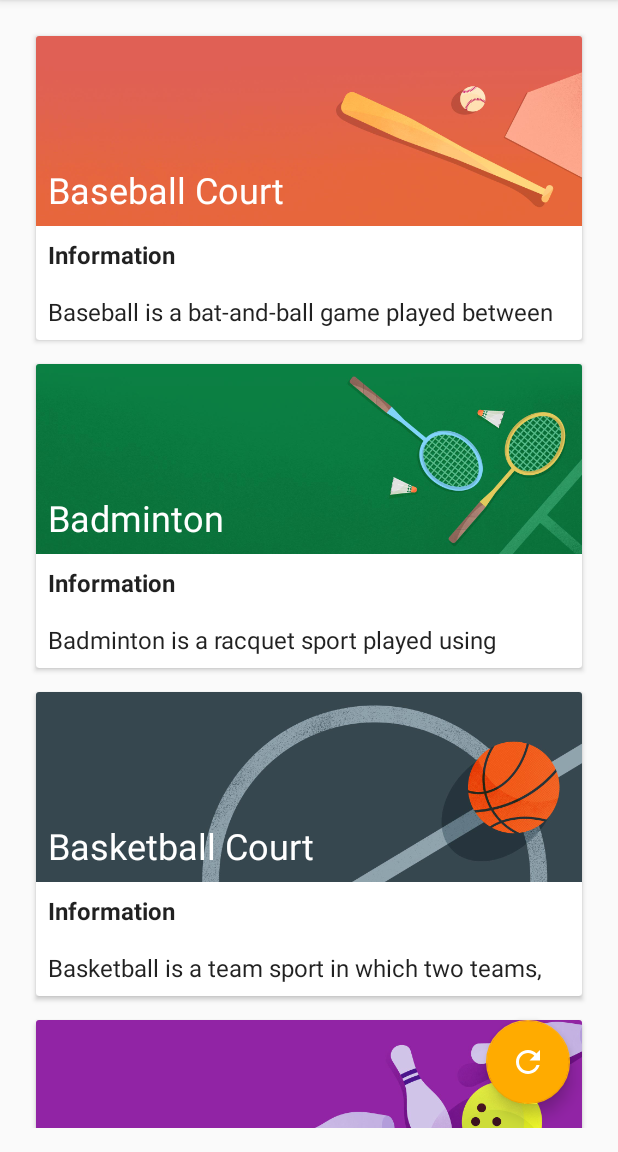
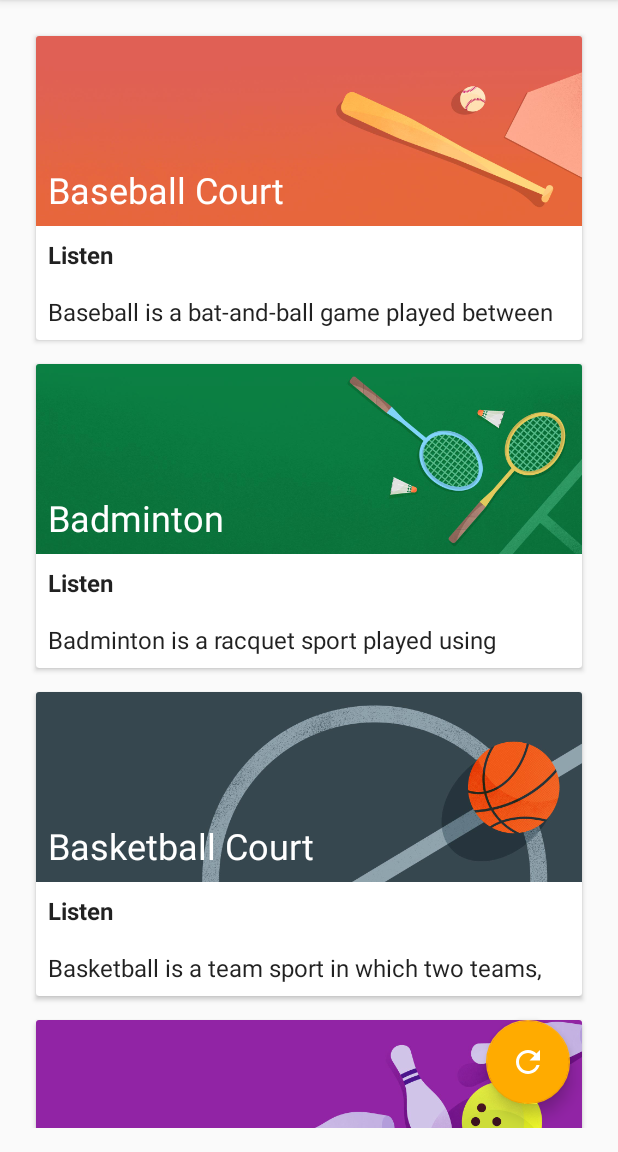
Before and after one commit to Ashwani8/Campusonphone, an Android app: the screen it shows after launch (MainActivity), on a phone screen of 412 x 824 dp, the part 84-1236 px from its top. Run offline under Robolectric (Android 15) with nearby library versions, the phone set to English and light mode, and no system bars.

Commit message:
Verify media player for all item

```diff
--- a/app/src/main/java/com/example/admin/campusonphone/MainActivity.java
+++ b/app/src/main/java/com/example/admin/campusonphone/MainActivity.java
@@ -107,7 +107,8 @@ public class MainActivity extends AppCompatActivity {
         String[] placeInfo = getResources().getStringArray(R.array.places_detail_info);
         TypedArray placeImageResources =
                 getResources().obtainTypedArray(R.array.places_images);
-
+        TypedArray placeAudioResources =
+                getResources().obtainTypedArray(R.array.places_audio);
         // Clear the existing place data/information to avaoid duplication
         mPlacesData.clear();
 
@@ -115,9 +116,11 @@ public class MainActivity extends AppCompatActivity {
         // information about each place
         for (int i = 0; i < placeList.length; i++) {
             mPlacesData.add(new Place(placeList[i], placeInfo[i],
-                    placeImageResources.getResourceId(i, 0)));
+                    placeImageResources.getResourceId(i, 0),
+                    placeAudioResources.getResourceId(i,0)));
         }
         placeImageResources.recycle();
+        placeAudioResources.recycle();
         // Notify the adapter of the change.
         mAdapter.notifyDataSetChanged();
     }
--- a/app/src/main/java/com/example/admin/campusonphone/Place.java
+++ b/app/src/main/java/com/example/admin/campusonphone/Place.java
@@ -8,16 +8,23 @@ public class Place {
     private String placeName;
     private  String info;
     private final int imageResource; // use int as we are accessing images from drawable
+    // audio resource id
+    private final int audioResource; //  we use final, otherwise it won't be accessible
+
+
+
     /**
      * Constructor for the Place data model
      * @param placeName the name of the place
      * @param info information about the place
      * @param imageResource image of the place
+     * @param audioResource  audio about the place
      */
-     Place(String placeName, String info, int imageResource) {
+     Place(String placeName, String info, int imageResource, int audioResource) {
         this.placeName = placeName;
         this.info = info;
         this.imageResource = imageResource;
+        this.audioResource = audioResource;
     }
 
     /**
@@ -42,4 +49,12 @@ public class Place {
      */
     int getImageResource(){return imageResource;}
 
+    /**
+     * gets the audio of the place
+     * @return audio file/id
+     */
+    public int getAudioResource() {
+        return audioResource;
+    }
+
 }
--- a/app/src/main/java/com/example/admin/campusonphone/PlaceAdapter.java
+++ b/app/src/main/java/com/example/admin/campusonphone/PlaceAdapter.java
@@ -3,16 +3,13 @@ package com.example.admin.campusonphone;
 import android.content.Context;
 import android.content.Intent;
 import android.media.MediaPlayer;
-import android.net.ConnectivityManager;
 import android.support.annotation.NonNull;
 import android.support.v7.widget.RecyclerView;
-import android.util.Log;
 import android.view.LayoutInflater;
 import android.view.View;
 import android.view.ViewGroup;
 import android.widget.ImageView;
 import android.widget.TextView;
-import android.widget.Toast;
 
 import com.bumptech.glide.Glide;
 
@@ -26,6 +23,7 @@ public class PlaceAdapter extends RecyclerView.Adapter<PlaceAdapter.PlaceViewHol
     private ArrayList<Place> mPlacesData;
     private Context mContext;
     private static final String TAG = "PlaceAdapter";
+
     /**
      * Constructor that passes in the Places data and the context
      * @param mContext context of the application
@@ -85,6 +83,7 @@ public class PlaceAdapter extends RecyclerView.Adapter<PlaceAdapter.PlaceViewHol
         // member variables for the TextView
         private TextView mPlaceName;
         private  TextView mPlaceInfo;
+        private TextView mPlaceAudio;
         private ImageView mPlaceImage;
 
         /**
@@ -98,20 +97,20 @@ public class PlaceAdapter extends RecyclerView.Adapter<PlaceAdapter.PlaceViewHol
             mPlaceName = itemView.findViewById(R.id.place_name);
             mPlaceInfo = itemView.findViewById(R.id.info_subTitle); // some information
             mPlaceImage = itemView.findViewById(R.id.placesImage);
-
+            mPlaceAudio = itemView.findViewById(R.id.info_audio);
             // Set the OnClickListener to the entire view.
             // itemView.setOnClickListener(this);
 
             // set the onClickListener to only text line.
             mPlaceInfo.setOnClickListener(this);
-            mPlaceName.setOnClickListener(this);
+            mPlaceAudio.setOnClickListener(this);
         }
         void bindTo(Place currentPlace){
             // Populate the textView with data/info
             mPlaceName.setText(currentPlace.getPlaceName());
             mPlaceInfo.setText(currentPlace.getInfo());
             Glide.with(mContext).load(currentPlace.getImageResource()).into(mPlaceImage);
-        }
+            }
 
         // implements onClick on entire itemView (set earlier)
         @Override
@@ -125,10 +124,10 @@ public class PlaceAdapter extends RecyclerView.Adapter<PlaceAdapter.PlaceViewHol
                 detailIntent.putExtra("place_info", currentPlace.getInfo());
                 detailIntent.putExtra("image_resource", currentPlace.getImageResource());
                 mContext.startActivity(detailIntent);
-            }else if(view.getId() == mPlaceName.getId()){
-               Log.d(TAG, "onClick: Place: " + currentPlace + " was clicked ");
+            }else if(view.getId() == mPlaceAudio.getId()){
+               //Log.d(TAG, "onClick: Place: " + currentPlace + " was clicked ");
                 //Toast.makeText(mContext, "Place name clicked",Toast.LENGTH_SHORT ).show();
-                MediaPlayer mMediaPlayer = MediaPlayer.create(mContext, R.raw.om_jai);
+                MediaPlayer mMediaPlayer = MediaPlayer.create(mContext, currentPlace.getAudioResource());
                 mMediaPlayer.start();
             }
         }
--- a/app/src/main/res/layout/activity_detail_activty.xml
+++ b/app/src/main/res/layout/activity_detail_activty.xml
@@ -33,7 +33,7 @@
             android:layout_below="@+id/placesImage_detail"
             android:padding="16dp"
             android:textStyle="bold"
-            android:text="@string/information" />
+            android:text="@string/listen_tv" />
 
         <TextView
             android:id="@+id/info_subTitle_detail"
--- a/app/src/main/res/layout/place_list_item.xml
+++ b/app/src/main/res/layout/place_list_item.xml
@@ -27,14 +27,14 @@
         android:text="@string/place_name" />
 
     <TextView
-        android:id="@+id/info_Title"
+        android:id="@+id/info_audio"
         style="@style/PlacesDetailText"
         android:layout_width="wrap_content"
         android:layout_height="wrap_content"
         android:layout_below="@+id/placesImage"
         android:padding="8dp"
         android:textStyle="bold"
-        android:text="@string/information" />
+        android:text="Listen" />
 
     <TextView
         android:id="@+id/info_subTitle"
@@ -43,7 +43,7 @@
         android:layout_height="wrap_content"
         android:padding="8dp"
         android:maxLines="1"
-        android:layout_below="@+id/info_Title"
+        android:layout_below="@+id/info_audio"
         android:text="@string/place_info_details" />
 </RelativeLayout>
 </android.support.v7.widget.CardView>
--- a/app/src/main/res/values/strings.xml
+++ b/app/src/main/res/values/strings.xml
@@ -45,6 +45,19 @@
         <item>@drawable/img_swimming</item>
         <item>@drawable/img_tabletennis</item>
         <item>@drawable/img_tennis</item>
+    </array>
+    <array name="places_audio">
+        <item>@raw/audio_baseball</item>
+        <item>@raw/audio_badminton</item>
+        <item>@raw/audio_basketball</item>
+        <item>@raw/audio_bowling</item>
+        <item>@raw/audio_cycling</item>
+        <item>@raw/audio_golf</item>
+        <item>@raw/audio_running</item>
+        <item>@raw/audio_soccer</item>
+        <item>@raw/audio_swimming</item>
+        <item>@raw/audio_tabletennis</item>
+        <item>@raw/audio_tennis</item>
     </array>
 
     <string-array name="places_detail_info">
@@ -109,4 +122,5 @@ source https://en.wikipedia.org/wiki/Badminton</string>
 \n\n Tennis is an Olympic sport and is played at all levels of society and at all ages. The sport can be played by anyone who can hold a racket, including wheelchair users. The modern game of tennis originated in Birmingham, England, in the late 19th century as lawn tennis. It had close connections both to various field (lawn) games such as croquet and bowls as well as to the older racket sport today called real tennis. During most of the 19th century, in fact, the term tennis referred to real tennis, not lawn tennis: for example, in Disraeli\'s novel Sybil (1845), Lord Eugene De Vere announces that he will "go down to Hampton Court and play tennis."
 
 \n\n source https://en.wikipedia.org/wiki/Tennis</string>
+    <string name="listen_tv">Listen</string>
 </resources>
```
Also changed, not shown: 11 other files.
